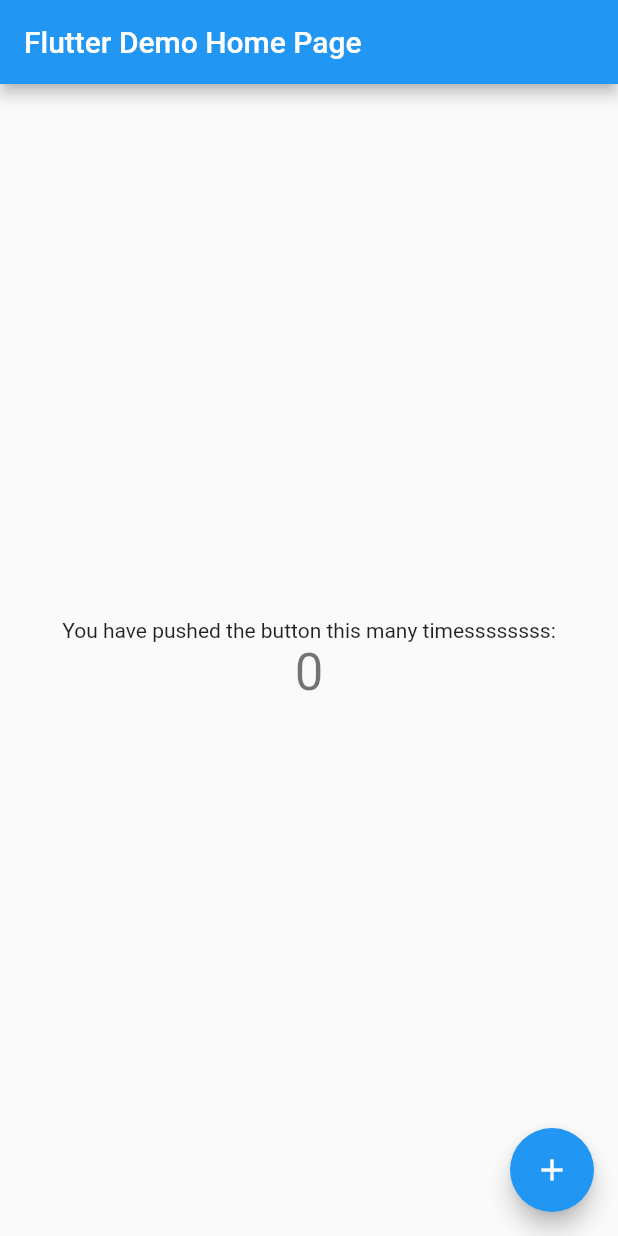
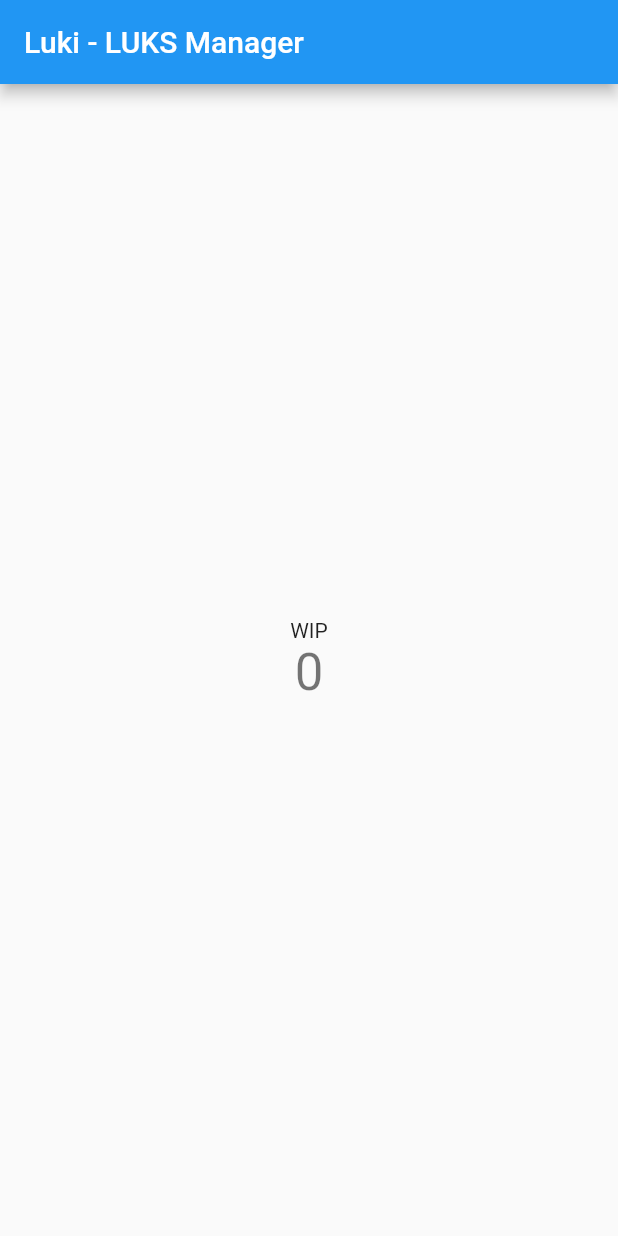
Before and after one commit to xaraphix/luki, a Flutter app: the screen it shows after launch, on a phone screen of 412 x 824 dp. Run offline on Flutter 3.47's test engine with Material 2 defaults, Android fonts, the phone set to English and light mode, and no system bars.

Commit message:
remvoes comments

```diff
--- a/lib/main.dart
+++ b/lib/main.dart
@@ -7,39 +7,20 @@ void main() {
 class MyApp extends StatelessWidget {
   const MyApp({Key? key}) : super(key: key);
 
-  // This widget is the root of your application.
   @override
   Widget build(BuildContext context) {
     return MaterialApp(
       title: 'Flutter Demo',
       theme: ThemeData(
-        // This is the theme of your application.
-        //
-        // Try running your application with "flutter run". You'll see the
-        // application has a blue toolbar. Then, without quitting the app, try
-        // changing the primarySwatch below to Colors.green and then invoke
-        // "hot reload" (press "r" in the console where you ran "flutter run",
-        // or simply save your changes to "hot reload" in a Flutter IDE).
-        // Notice that the counter didn't reset back to zero; the application
-        // is not restarted.
         primarySwatch: Colors.blue,
       ),
-      home: const MyHomePage(title: 'Flutter Demo Home Page'),
+      home: const MyHomePage(title: 'Luki - LUKS Manager'),
     );
   }
 }
 
 class MyHomePage extends StatefulWidget {
   const MyHomePage({Key? key, required this.title}) : super(key: key);
-
-  // This widget is the home page of your application. It is stateful, meaning
-  // that it has a State object (defined below) that contains fields that affect
-  // how it looks.
-
-  // This class is the configuration for the state. It holds the values (in this
-  // case the title) provided by the parent (in this case the App widget) and
-  // used by the build method of the State. Fields in a Widget subclass are
-  // always marked "final".
 
   final String title;
 
@@ -52,51 +33,22 @@ class _MyHomePageState extends State<MyHomePage> {
 
   void _incrementCounter() {
     setState(() {
-      // This call to setState tells the Flutter framework that something has
-      // changed in this State, which causes it to rerun the build method below
-      // so that the display can reflect the updated values. If we changed
-      // _counter without calling setState(), then the build method would not be
-      // called again, and so nothing would appear to happen.
       _counter++;
     });
   }
 
   @override
   Widget build(BuildContext context) {
-    // This method is rerun every time setState is called, for instance as done
-    // by the _incrementCounter method above.
-    //
-    // The Flutter framework has been optimized to make rerunning build methods
-    // fast, so that you can just rebuild anything that needs updating rather
-    // than having to individually change instances of widgets.
     return Scaffold(
       appBar: AppBar(
-        // Here we take the value from the MyHomePage object that was created by
-        // the App.build method, and use it to set our appbar title.
         title: Text(widget.title),
       ),
       body: Center(
-        // Center is a layout widget. It takes a single child and positions it
-        // in the middle of the parent.
         child: Column(
-          // Column is also a layout widget. It takes a list of children and
-          // arranges them vertically. By default, it sizes itself to fit its
-          // children horizontally, and tries to be as tall as its parent.
-          //
-          // Invoke "debug painting" (press "p" in the console, choose the
-          // "Toggle Debug Paint" action from the Flutter Inspector in Android
-          // Studio, or the "Toggle Debug Paint" command in Visual Studio Code)
-          // to see the wireframe for each widget.
-          //
-          // Column has various properties to control how it sizes itself and
-          // how it positions its children. Here we use mainAxisAlignment to
-          // center the children vertically; the main axis here is the vertical
-          // axis because Columns are vertical (the cross axis would be
-          // horizontal).
           mainAxisAlignment: MainAxisAlignment.center,
           children: <Widget>[
             const Text(
-              'You have pushed the button this many timessssssss:',
+              'WIP',
             ),
             Text(
               '$_counter',
@@ -105,11 +57,6 @@ class _MyHomePageState extends State<MyHomePage> {
           ],
         ),
       ),
-      floatingActionButton: FloatingActionButton(
-        onPressed: _incrementCounter,
-        tooltip: 'Increment',
-        child: const Icon(Icons.add),
-      ), // This trailing comma makes auto-formatting nicer for build methods.
     );
   }
 }
```
